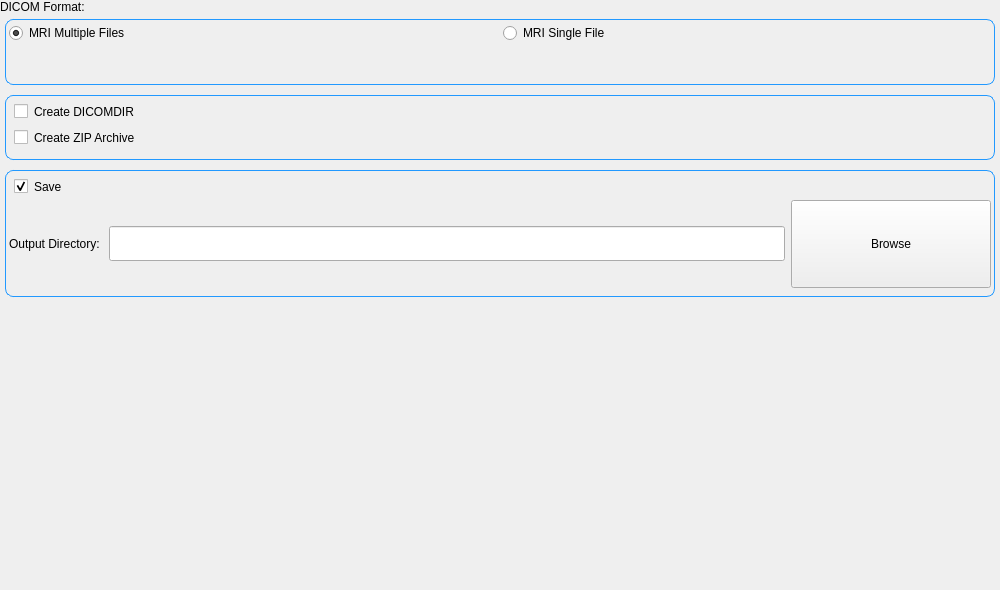
The window that src/gui/GenerationFrame.ui (lamyj/dicomifier) describes before a commit, drawn with Qt 5.
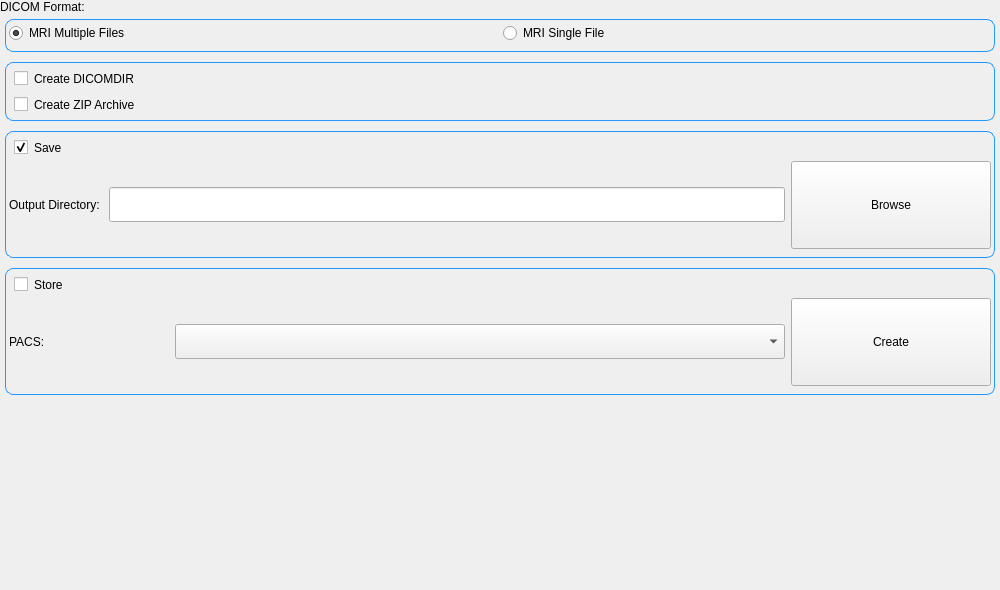
The same window after the commit.

Commit message: src/gui: add PACS configuration frame

```diff
--- a/src/gui/GenerationFrame.ui
+++ b/src/gui/GenerationFrame.ui
@@ -75,6 +75,12 @@
     border-radius: 8px;
     border: 1px solid #2299FF;
 	margin: 5px;
+}
+QWidget#widget_5
+{
+    border-radius: 8px;
+    border: 1px solid #2299FF;
+	margin: 5px;
 }</string>
      </property>
      <layout class="QGridLayout" name="gridLayout_2">
@@ -230,6 +236,80 @@
         </layout>
        </widget>
       </item>
+      <item row="3" column="0">
+       <widget class="QWidget" name="widget_5" native="true">
+        <layout class="QGridLayout" name="gridLayout_5">
+         <item row="1" column="0">
+          <widget class="QLabel" name="PACSTitle">
+           <property name="minimumSize">
+            <size>
+             <width>160</width>
+             <height>0</height>
+            </size>
+           </property>
+           <property name="text">
+            <string>PACS:</string>
+           </property>
+          </widget>
+         </item>
+         <item row="1" column="1">
+          <widget class="QComboBox" name="PACSComboBox">
+           <property name="sizePolicy">
+            <sizepolicy hsizetype="Expanding" vsizetype="Fixed">
+             <horstretch>0</horstretch>
+             <verstretch>0</verstretch>
+            </sizepolicy>
+           </property>
+           <property name="minimumSize">
+            <size>
+             <width>0</width>
+             <height>35</height>
+            </size>
+           </property>
+          </widget>
+         </item>
+         <item row="1" column="2">
+          <widget class="QPushButton" name="CreateButton">
+           <property name="minimumSize">
+            <size>
+             <width>200</width>
+             <height>88</height>
+            </size>
+           </property>
+           <property name="maximumSize">
+            <size>
+             <width>200</width>
+             <height>16777215</height>
+            </size>
+           </property>
+           <property name="text">
+            <string>Create</string>
+           </property>
+          </widget>
+         </item>
+         <item row="2" column="0" colspan="3">
+          <spacer name="verticalSpacer_5">
+           <property name="orientation">
+            <enum>Qt::Vertical</enum>
+           </property>
+           <property name="sizeHint" stdset="0">
+            <size>
+             <width>20</width>
+             <height>5</height>
+            </size>
+           </property>
+          </spacer>
+         </item>
+         <item row="0" column="0" colspan="2">
+          <widget class="QCheckBox" name="StoreCheckBox">
+           <property name="text">
+            <string>Store</string>
+           </property>
+          </widget>
+         </item>
+        </layout>
+       </widget>
+      </item>
      </layout>
     </widget>
    </item>
```
The commit also changes 18 other files.
